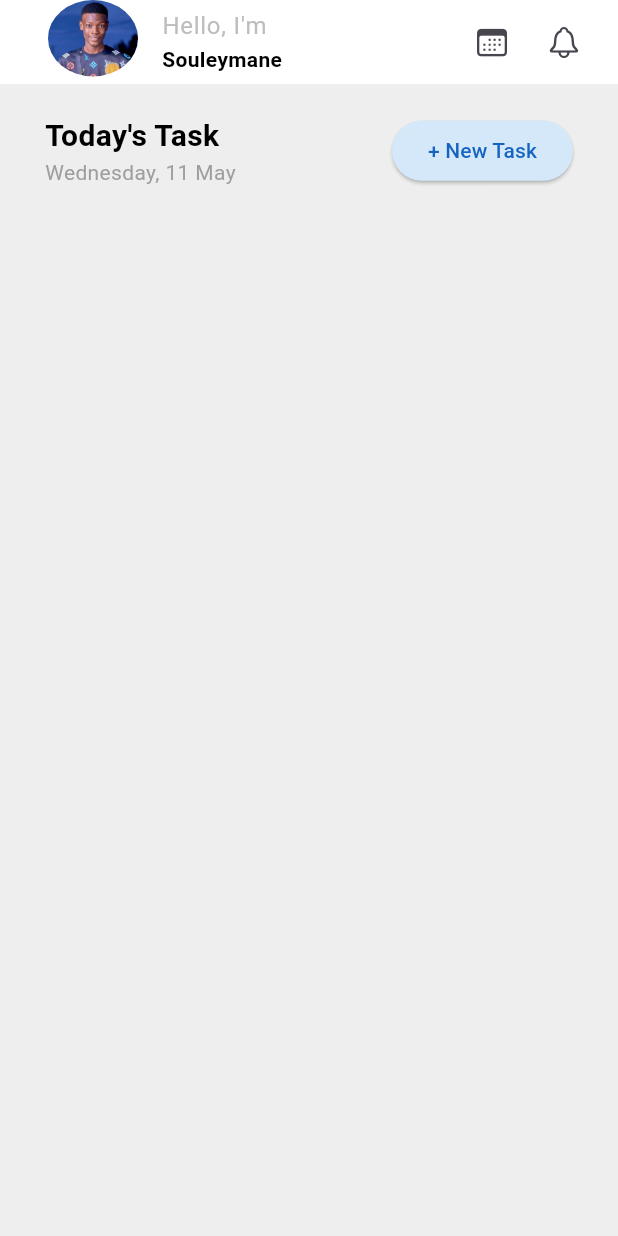
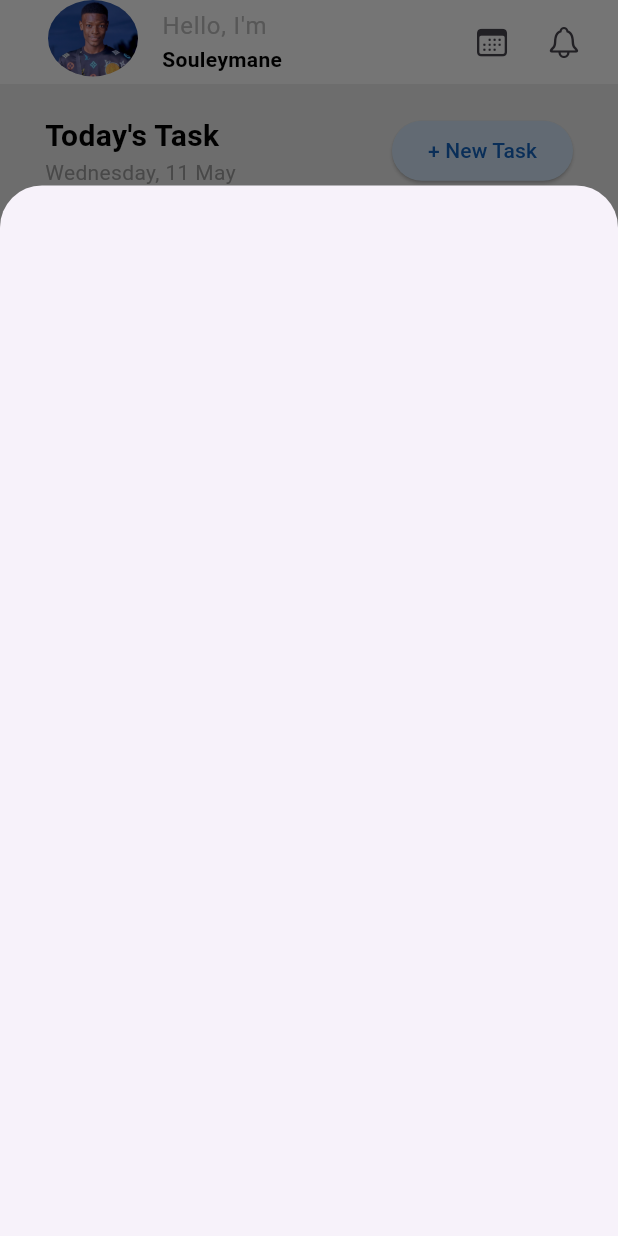
Before and after one commit to Godisouleymane/Flutter-Todo_list-App, a Flutter app: the screen it shows after launch, after a tap on "+ New Task", on a phone screen of 412 x 824 dp. Run offline on Flutter 3.47's test engine with Material 3 defaults, Android fonts, the phone set to English and light mode, and no system bars; our stand-ins replace gap.

Commit message:
showModallBottomSheet design

```diff
--- /dev/null
+++ b/lib/common/show_modal.dart
@@ -0,0 +1,14 @@
+import 'package:flutter/material.dart';
+
+class AddNewTaskModal extends StatelessWidget {
+  const AddNewTaskModal({
+    super.key,
+  });
+
+  @override
+  Widget build(BuildContext context) {
+    return Container(
+      height: MediaQuery.of(context).size.height * 0.85,
+    );
+  }
+}
--- a/lib/main.dart
+++ b/lib/main.dart
@@ -1,6 +1,7 @@
 import 'package:flutter/cupertino.dart';
 import 'package:flutter/material.dart';
 import 'package:gap/gap.dart';
+import 'package:todo_list/common/show_modal.dart';
 
 void main() {
   runApp(const MyApp());
@@ -100,7 +101,10 @@ class _MyHomePageState extends State<MyHomePage> {
                       backgroundColor: Color(0xFFD5E8FA),
                       foregroundColor: Colors.blue.shade800
                     ),
-                    onPressed: (){},
+                    onPressed: () => showModalBottomSheet(
+                      isScrollControlled: true,
+                      context: context,
+                      builder: (context)=> AddNewTaskModal()),
                     child: const Text('+ New Task'))
                 ],
               )
```
